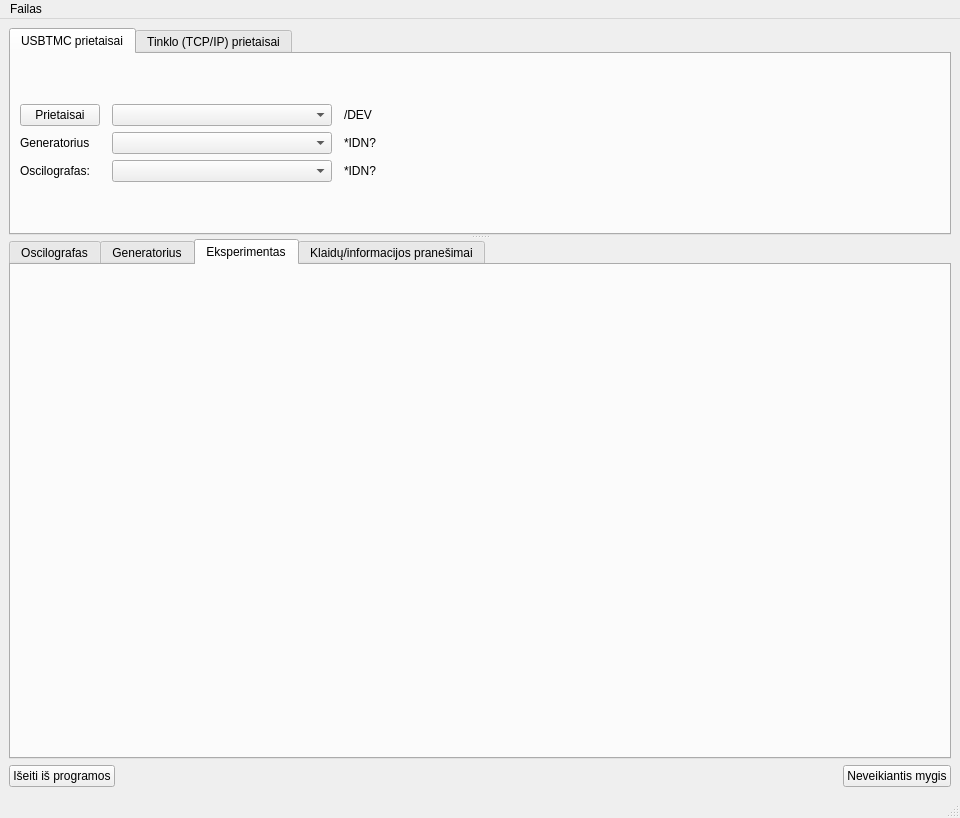
The window that UIfiles/GUIThread.ui (userIsTaken/TryUSB) describes before a commit, drawn with Qt 5.
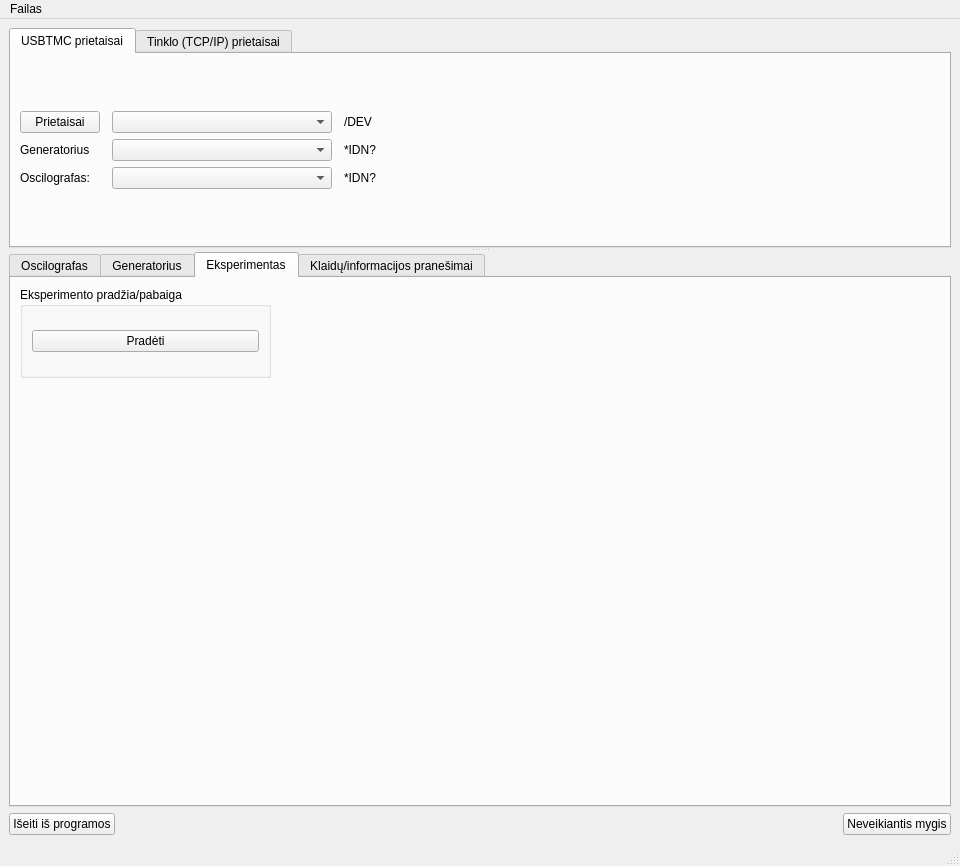
The same window after the commit. The open tabs and pages were chosen to show the change. Icons and pictures are not drawn. Custom widgets are drawn as their Qt base class.

```diff
--- a/UIfiles/GUIThread.ui
+++ b/UIfiles/GUIThread.ui
@@ -7,7 +7,7 @@
     <x>0</x>
     <y>0</y>
     <width>960</width>
-    <height>818</height>
+    <height>866</height>
    </rect>
   </property>
   <property name="windowTitle">
@@ -1014,6 +1014,41 @@
         <attribute name="title">
          <string>Eksperimentas</string>
         </attribute>
+        <widget class="QLabel" name="label_5">
+         <property name="geometry">
+          <rect>
+           <x>10</x>
+           <y>10</y>
+           <width>68</width>
+           <height>20</height>
+          </rect>
+         </property>
+         <property name="text">
+          <string/>
+         </property>
+        </widget>
+        <widget class="QGroupBox" name="groupBox_5">
+         <property name="geometry">
+          <rect>
+           <x>9</x>
+           <y>9</y>
+           <width>251</width>
+           <height>91</height>
+          </rect>
+         </property>
+         <property name="title">
+          <string>Eksperimento pradžia/pabaiga</string>
+         </property>
+         <layout class="QGridLayout" name="gridLayout_11">
+          <item row="0" column="0">
+           <widget class="QPushButton" name="startExperimentButton">
+            <property name="text">
+             <string>Pradėti</string>
+            </property>
+           </widget>
+          </item>
+         </layout>
+        </widget>
        </widget>
        <widget class="QWidget" name="tab">
         <attribute name="title">
```
Left out of the diff: 2 changed lines with no effect on the pictures.
